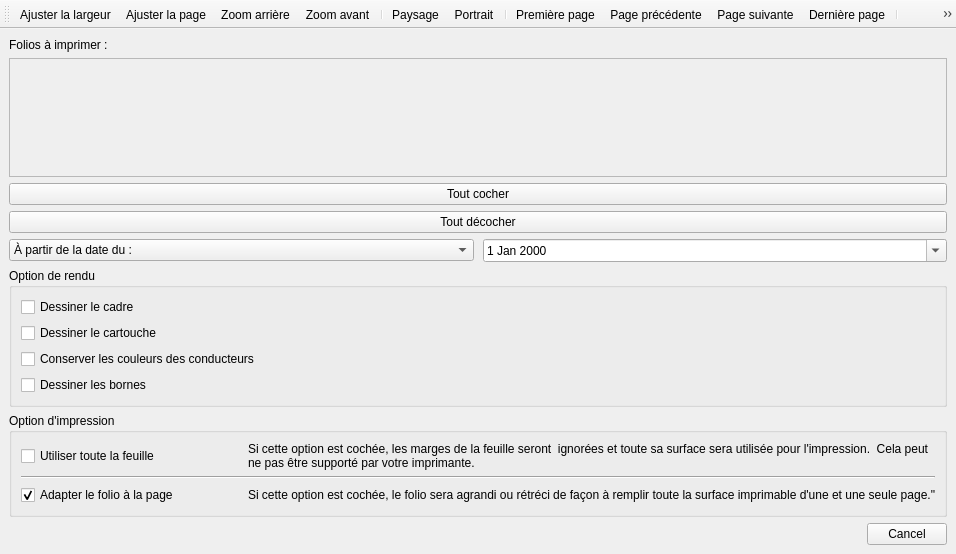
Old version of the form sources/print/projectprintwindow.ui in the repository qelectrotech/qelectrotech-source-mirror.
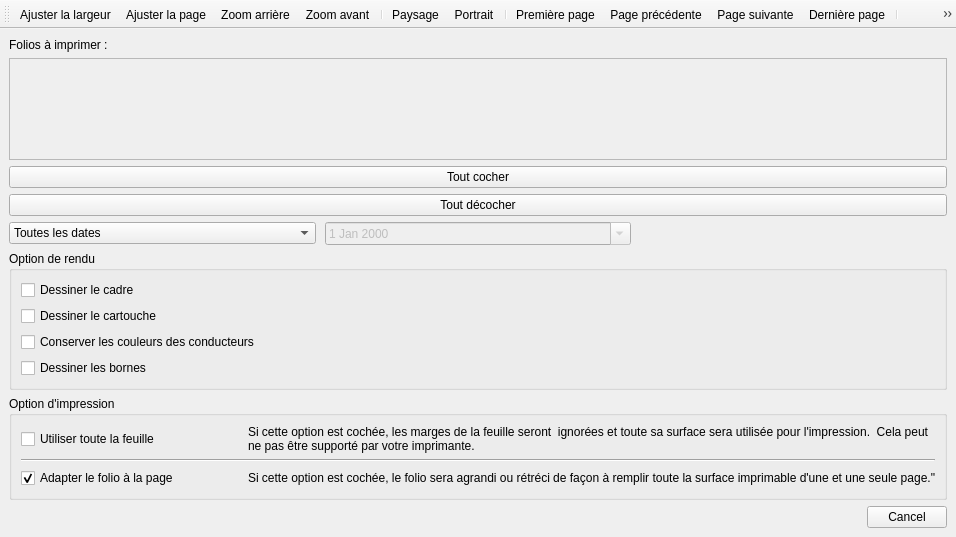
New version of the form. Icons and pictures are not drawn.

Commit message: project print window : minor gui improvement

The edit to the form file:
```diff
--- a/sources/print/projectprintwindow.ui
+++ b/sources/print/projectprintwindow.ui
@@ -7,7 +7,7 @@
     <x>0</x>
     <y>0</y>
     <width>956</width>
-    <height>554</height>
+    <height>537</height>
    </rect>
   </property>
   <property name="sizePolicy">
@@ -58,7 +58,7 @@
              <x>0</x>
              <y>0</y>
              <width>932</width>
-             <height>75</height>
+             <height>58</height>
             </rect>
            </property>
           </widget>
@@ -80,7 +80,7 @@
         </item>
         <item>
          <widget class="QWidget" name="widget" native="true">
-          <layout class="QHBoxLayout" name="horizontalLayout">
+          <layout class="QHBoxLayout" name="horizontalLayout" stretch="0,0,0">
            <property name="spacing">
             <number>9</number>
            </property>
@@ -98,6 +98,11 @@
            </property>
            <item>
             <widget class="QComboBox" name="m_date_from_cb">
+             <item>
+              <property name="text">
+               <string>Toutes les dates</string>
+              </property>
+             </item>
              <item>
               <property name="text">
                <string>À partir de la date du :</string>
@@ -112,11 +117,31 @@
            </item>
            <item>
             <widget class="QDateEdit" name="m_date_cb">
+             <property name="enabled">
+              <bool>false</bool>
+             </property>
              <property name="calendarPopup">
               <bool>true</bool>
              </property>
             </widget>
            </item>
+           <item>
+            <widget class="QPushButton" name="m_apply_date_pb">
+             <property name="enabled">
+              <bool>false</bool>
+             </property>
+             <property name="text">
+              <string/>
+             </property>
+             <property name="icon">
+              <iconset resource="../../qelectrotech.qrc">
+               <normaloff>:/ico/16x16/dialog-ok.png</normaloff>:/ico/16x16/dialog-ok.png</iconset>
+             </property>
+             <property name="flat">
+              <bool>true</bool>
+             </property>
+            </widget>
+           </item>
           </layout>
          </widget>
         </item>
```
The commit also changes 2 other files.
